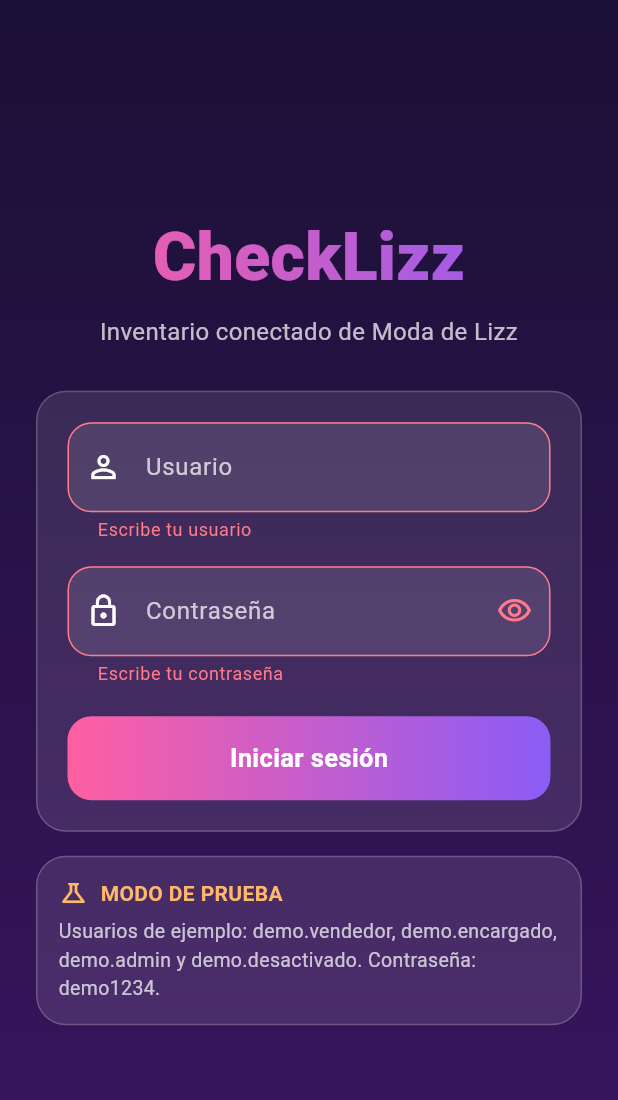
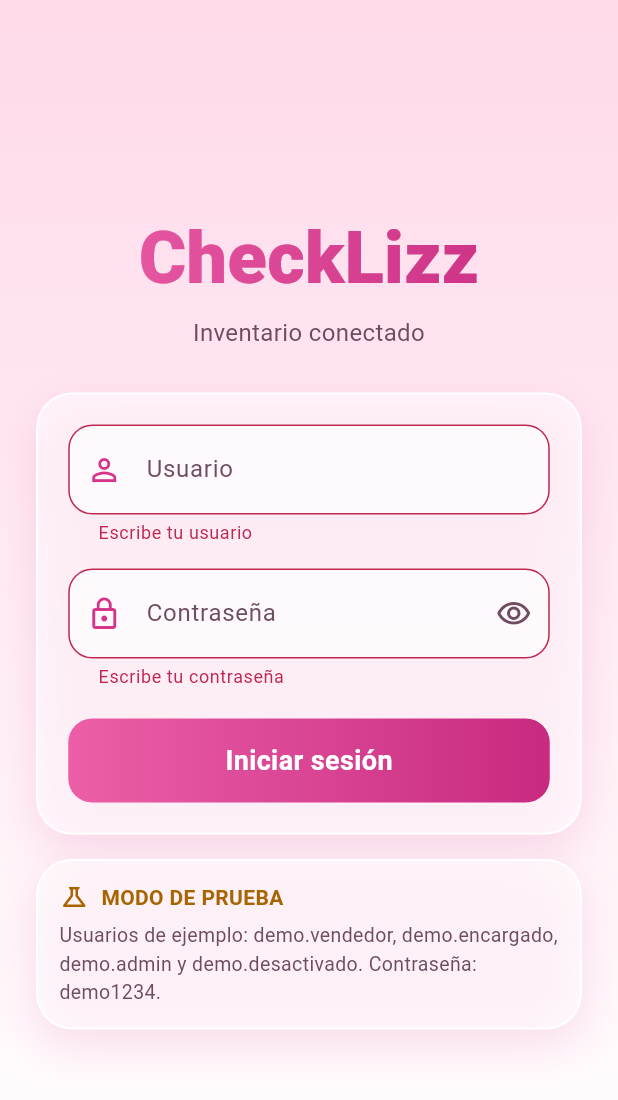
Before and after one commit to RocioCastillo25/ModaDeLiz, a Flutter app: the screen it shows after launch, after a tap on "Iniciar sesión", on a phone screen of 412 x 824 dp. Shown: the top 1100 px of the screen. Run offline on Flutter 3.47's test engine with Material 3 defaults, Android fonts, the phone set to English and light mode, and no system bars; our stand-ins replace connectivity_plus, dio, flutter_secure_storage, get_it.

Commit message:
feat(mobile): rediseñar la interfaz con glassmorphism rosa pastel y logo
- paleta y tema claro en rosa pastel y blanco, con vidrio translúcido y desenfoque
- logo de Moda D' Liz en la pantalla principal y en la pantalla de carga
- inicio de sesión solo con el nombre CheckLizz
- icono de la app con el logo, en Android e iPhone
- botón de cerrar sesión fijo al pie y encabezado que no se desborda en pantallas pequeñas

Co-Authored-By: Claude Sonnet 5.5 <noreply@anthropic.com>

```diff
--- a/mobile/lib/app.dart
+++ b/mobile/lib/app.dart
@@ -9,6 +9,7 @@ import 'features/auth/login_view_model.dart';
 import 'features/auth/session_view_model.dart';
 import 'features/home/home_view.dart';
 import 'features/home/home_view_model.dart';
+import 'shared/brand_logo.dart';
 import 'shared/gradient_background.dart';
 
 /// Aplicación CheckLizz. Recibe sus ViewModels ya construidos (inyección por
@@ -32,7 +33,7 @@ class CheckLizzApp extends StatelessWidget {
     return MaterialApp(
       title: 'CheckLizz',
       debugShowCheckedModeBanner: false,
-      theme: AppTheme.dark,
+      theme: AppTheme.light,
       home: SessionGate(
         session: session,
         login: login,
@@ -117,16 +118,9 @@ class _SplashView extends StatelessWidget {
           child: Column(
             mainAxisSize: MainAxisSize.min,
             children: [
-              Text(
-                'CheckLizz',
-                style: TextStyle(
-                  fontSize: 40,
-                  fontWeight: FontWeight.w800,
-                  color: AppColors.pink,
-                ),
-              ),
+              BrandLogo(height: 130),
               SizedBox(height: 24),
-              CircularProgressIndicator(color: AppColors.violet),
+              CircularProgressIndicator(color: AppColors.pink),
             ],
           ),
         ),
--- a/mobile/lib/core/theme/app_colors.dart
+++ b/mobile/lib/core/theme/app_colors.dart
@@ -1,35 +1,41 @@
 import 'package:flutter/painting.dart';
 
-/// Paleta de CheckLizz (sección 12 de `docs/project-context.md`).
+/// Paleta de CheckLizz: glassmorphism en rosa pastel y blanco, tomada del
+/// logo de Moda D' Liz (sección 12 de `docs/project-context.md`).
 /// Es la única fuente de colores: las pantallas no definen colores sueltos.
 class AppColors {
   const AppColors._();
 
-  // Fondo con degradado.
-  static const Color backgroundStart = Color(0xFF1B1035);
-  static const Color backgroundEnd = Color(0xFF3A1561);
+  // Fondo con degradado: rosa pastel arriba, blanco abajo.
+  static const Color backgroundStart = Color(0xFFFFD9EA);
+  static const Color backgroundEnd = Color(0xFFFFFFFF);
 
   // Acentos.
-  static const Color pink = Color(0xFFFF5FA2);
-  static const Color violet = Color(0xFF8B5CF6);
-  static const Color cyan = Color(0xFF38D6E8);
-  static const Color amber = Color(0xFFFFB86B);
+  static const Color pink = Color(0xFFD6338A); // rosa fuerte del logo
+  static const Color pinkSoft = Color(0xFFF9A8D4); // rosa pastel
+  static const Color violet = Color(0xFF7C5CE0); // foco y detalles
+  static const Color cyan = Color(0xFF0E8FA3); // información
+  static const Color amber = Color(0xFFA86400); // avisos
 
-  // Superficies de vidrio: blanco con transparencia, borde sutil.
-  static const Color glass = Color(0x1AFFFFFF); // 10 %
-  static const Color glassBorder = Color(0x33FFFFFF); // 20 %
+  // Superficies de vidrio: blanco translúcido, borde claro y sombra rosada.
+  static const Color glass = Color(0x99FFFFFF); // 60 %
+  static const Color glassBorder = Color(0xE6FFFFFF); // 90 %
+  static const Color glassShadow = Color(0x26D6338A);
+  static const Color fieldFill = Color(0xB3FFFFFF);
+  static const Color fieldBorder = Color(0xFFE9B3D0);
 
-  // Texto.
-  static const Color textPrimary = Color(0xFFFFFFFF);
-  static const Color textSecondary = Color(0xB8FFFFFF); // 72 %
+  // Texto: ciruela oscuro sobre fondos claros (buen contraste).
+  static const Color textPrimary = Color(0xFF3A1030);
+  static const Color textSecondary = Color(0xFF6E4C62);
+  static const Color onPrimary = Color(0xFFFFFFFF);
 
   // Estados.
-  static const Color danger = Color(0xFFFF7A8A);
-  static const Color disabled = Color(0x33FFFFFF);
+  static const Color danger = Color(0xFFC0264F);
+  static const Color disabled = Color(0xFFEAD7E2);
 
-  /// Degradado del botón principal: rosa a violeta.
+  /// Degradado del botón principal: rosa a rosa fuerte.
   static const LinearGradient primaryGradient = LinearGradient(
-    colors: [pink, violet],
+    colors: [Color(0xFFEC5FA8), Color(0xFFC72A7F)],
     begin: Alignment.centerLeft,
     end: Alignment.centerRight,
   );
--- a/mobile/lib/core/theme/app_theme.dart
+++ b/mobile/lib/core/theme/app_theme.dart
@@ -2,45 +2,48 @@ import 'package:flutter/material.dart';
 
 import 'app_colors.dart';
 
-/// Tema central de CheckLizz: oscuro, con acentos rosa y violeta.
+/// Tema central de CheckLizz: claro, rosa pastel y blanco, con vidrio discreto.
 class AppTheme {
   const AppTheme._();
 
-  static ThemeData get dark {
-    const scheme = ColorScheme.dark(
-      primary: AppColors.violet,
-      secondary: AppColors.pink,
-      tertiary: AppColors.cyan,
-      surface: AppColors.backgroundStart,
+  static ThemeData get light {
+    const scheme = ColorScheme.light(
+      primary: AppColors.pink,
+      secondary: AppColors.pinkSoft,
+      tertiary: AppColors.violet,
+      surface: AppColors.backgroundEnd,
       onSurface: AppColors.textPrimary,
+      onPrimary: AppColors.onPrimary,
       error: AppColors.danger,
     );
 
     final inputBorder = OutlineInputBorder(
       borderRadius: BorderRadius.circular(16),
-      borderSide: const BorderSide(color: AppColors.glassBorder),
+      borderSide: const BorderSide(color: AppColors.fieldBorder),
     );
 
     return ThemeData(
       useMaterial3: true,
       colorScheme: scheme,
-      scaffoldBackgroundColor: AppColors.backgroundStart,
+      scaffoldBackgroundColor: AppColors.backgroundEnd,
       // Tipografía sans-serif del sistema, sin descargar fuentes.
-      textTheme: Typography.whiteMountainView.apply(
+      textTheme: Typography.blackMountainView.apply(
         bodyColor: AppColors.textPrimary,
         displayColor: AppColors.textPrimary,
       ),
       inputDecorationTheme: InputDecorationTheme(
         filled: true,
-        fillColor: AppColors.glass,
+        fillColor: AppColors.fieldFill,
         labelStyle: const TextStyle(color: AppColors.textSecondary),
+        prefixIconColor: AppColors.pink,
+        suffixIconColor: AppColors.textSecondary,
         contentPadding: const EdgeInsets.symmetric(horizontal: 16, vertical: 18),
         border: inputBorder,
         enabledBorder: inputBorder,
         // Foco bien visible.
         focusedBorder: OutlineInputBorder(
           borderRadius: BorderRadius.circular(16),
-          borderSide: const BorderSide(color: AppColors.cyan, width: 2),
+          borderSide: const BorderSide(color: AppColors.violet, width: 2),
         ),
         errorBorder: OutlineInputBorder(
           borderRadius: BorderRadius.circular(16),
@@ -55,22 +58,23 @@ class AppTheme {
       outlinedButtonTheme: OutlinedButtonThemeData(
         style: OutlinedButton.styleFrom(
           minimumSize: const Size.fromHeight(56),
-          foregroundColor: AppColors.textPrimary,
-          side: const BorderSide(color: AppColors.glassBorder),
+          foregroundColor: AppColors.pink,
+          backgroundColor: AppColors.glass,
+          side: const BorderSide(color: AppColors.pink, width: 1.5),
           shape: RoundedRectangleBorder(borderRadius: BorderRadius.circular(16)),
-          textStyle: const TextStyle(fontSize: 16, fontWeight: FontWeight.w600),
+          textStyle: const TextStyle(fontSize: 16, fontWeight: FontWeight.w700),
         ),
       ),
       textButtonTheme: TextButtonThemeData(
         style: TextButton.styleFrom(
           minimumSize: const Size(48, 48),
-          foregroundColor: AppColors.cyan,
+          foregroundColor: AppColors.pink,
         ),
       ),
       snackBarTheme: const SnackBarThemeData(
         behavior: SnackBarBehavior.floating,
-        backgroundColor: AppColors.backgroundEnd,
-        contentTextStyle: TextStyle(color: AppColors.textPrimary),
+        backgroundColor: AppColors.textPrimary,
+        contentTextStyle: TextStyle(color: AppColors.onPrimary),
       ),
     );
   }
--- a/mobile/lib/features/auth/admin_notice_view.dart
+++ b/mobile/lib/features/auth/admin_notice_view.dart
@@ -29,7 +29,7 @@ class AdminNoticeView extends StatelessWidget {
                       const Icon(
                         Icons.laptop_chromebook,
                         size: 48,
-                        color: AppColors.cyan,
+                        color: AppColors.pink,
                       ),
                       const SizedBox(height: 16),
                       const Text(
--- a/mobile/lib/features/auth/login_view.dart
+++ b/mobile/lib/features/auth/login_view.dart
@@ -102,15 +102,15 @@ class _LoginViewState extends State<LoginView> {
             'CheckLizz',
             textAlign: TextAlign.center,
             style: TextStyle(
-              fontSize: 44,
+              fontSize: 48,
               fontWeight: FontWeight.w800,
-              color: AppColors.textPrimary,
+              color: AppColors.onPrimary,
             ),
           ),
         ),
-        const SizedBox(height: 6),
+        const SizedBox(height: 4),
         const Text(
-          'Inventario conectado de Moda de Lizz',
+          'Inventario conectado',
           textAlign: TextAlign.center,
           style: TextStyle(color: AppColors.textSecondary, fontSize: 16),
         ),
--- a/mobile/lib/features/home/home_view.dart
+++ b/mobile/lib/features/home/home_view.dart
@@ -1,6 +1,7 @@
 import 'package:flutter/material.dart';
 
 import '../../core/theme/app_colors.dart';
+import '../../shared/brand_logo.dart';
 import '../../shared/glass_card.dart';
 import '../../shared/gradient_background.dart';
 import 'home_view_model.dart';
@@ -88,13 +89,29 @@ class _HomeViewState extends State<HomeView> {
     return ListView(
       padding: const EdgeInsets.fromLTRB(24, 24, 24, 8),
       children: [
-        const Text(
+        const Row(
+          children: [
+            GlassCard(
+              padding: EdgeInsets.symmetric(horizontal: 10, vertical: 6),
+              child: BrandLogo(height: 44),
+            ),
+            SizedBox(width: 12),
+            // Se reduce solo si no cabe, para no cortarse en pantallas pequeñas.
+            Expanded(
+              child: FittedBox(
+                fit: BoxFit.scaleDown,
+                alignment: Alignment.centerLeft,
+                child: Text(
                   'CheckLizz',
                   style: TextStyle(
                     fontSize: 28,
                     fontWeight: FontWeight.w800,
                     color: AppColors.pink,
                   ),
+                ),
+              ),
+            ),
+          ],
         ),
         const SizedBox(height: 16),
         GlassCard(
@@ -153,7 +170,7 @@ class _InfoRow extends StatelessWidget {
       excludeSemantics: true,
       child: Row(
         children: [
-          Icon(icon, color: AppColors.cyan),
+          Icon(icon, color: AppColors.pink),
           const SizedBox(width: 12),
           Text(
             '$label: ',
--- /dev/null
+++ b/mobile/lib/shared/brand_logo.dart
@@ -0,0 +1,18 @@
+import 'package:flutter/material.dart';
+
+/// Logo de Moda D' Liz (ropa y lencería).
+class BrandLogo extends StatelessWidget {
+  const BrandLogo({super.key, this.height = 140});
+
+  final double height;
+
+  @override
+  Widget build(BuildContext context) {
+    return Image.asset(
+      'assets/images/logo.png',
+      height: height,
+      fit: BoxFit.contain,
+      semanticLabel: "Moda D' Liz, ropa y lencería",
+    );
+  }
+}
--- a/mobile/lib/shared/glass_card.dart
+++ b/mobile/lib/shared/glass_card.dart
@@ -1,8 +1,11 @@
+import 'dart:ui';
+
 import 'package:flutter/material.dart';
 
 import '../core/theme/app_colors.dart';
 
-/// Tarjeta tipo vidrio: blanco translúcido, borde sutil y esquinas redondeadas.
+/// Tarjeta tipo vidrio (glassmorphism discreto): blanco translúcido con
+/// desenfoque suave, borde claro, esquinas redondeadas y sombra rosada.
 class GlassCard extends StatelessWidget {
   const GlassCard({
     super.key,
@@ -15,14 +18,33 @@ class GlassCard extends StatelessWidget {
 
   @override
   Widget build(BuildContext context) {
-    return Container(
-      padding: padding,
+    final radius = BorderRadius.circular(24);
+    return DecoratedBox(
       decoration: BoxDecoration(
-        color: AppColors.glass,
-        borderRadius: BorderRadius.circular(20),
-        border: Border.all(color: AppColors.glassBorder),
+        borderRadius: radius,
+        boxShadow: const [
+          BoxShadow(
+            color: AppColors.glassShadow,
+            blurRadius: 24,
+            offset: Offset(0, 10),
+          ),
+        ],
       ),
-      child: child,
+      child: ClipRRect(
+        borderRadius: radius,
+        child: BackdropFilter(
+          filter: ImageFilter.blur(sigmaX: 14, sigmaY: 14),
+          child: Container(
+            padding: padding,
+            decoration: BoxDecoration(
+              color: AppColors.glass,
+              borderRadius: radius,
+              border: Border.all(color: AppColors.glassBorder, width: 1.5),
+            ),
+            child: child,
+          ),
+        ),
+      ),
     );
   }
 }
--- a/mobile/lib/shared/gradient_background.dart
+++ b/mobile/lib/shared/gradient_background.dart
@@ -1,8 +1,10 @@
 import 'package:flutter/material.dart';
+import 'package:flutter/services.dart';
 
 import '../core/theme/app_colors.dart';
 
-/// Fondo de pantalla con el degradado de CheckLizz.
+/// Fondo de pantalla con el degradado rosa pastel y blanco de CheckLizz.
+/// Usa iconos oscuros en la barra de estado para que se lean sobre el fondo claro.
 class GradientBackground extends StatelessWidget {
   const GradientBackground({super.key, required this.child});
 
@@ -10,9 +12,12 @@ class GradientBackground extends StatelessWidget {
 
   @override
   Widget build(BuildContext context) {
-    return DecoratedBox(
-      decoration: const BoxDecoration(gradient: AppColors.backgroundGradient),
-      child: SizedBox.expand(child: child),
+    return AnnotatedRegion<SystemUiOverlayStyle>(
+      value: SystemUiOverlayStyle.dark,
+      child: DecoratedBox(
+        decoration: const BoxDecoration(gradient: AppColors.backgroundGradient),
+        child: SizedBox.expand(child: child),
+      ),
     );
   }
 }
--- a/mobile/lib/shared/primary_button.dart
+++ b/mobile/lib/shared/primary_button.dart
@@ -44,8 +44,8 @@ class _PrimaryButtonState extends State<PrimaryButton> {
           color: enabled ? null : AppColors.disabled,
           borderRadius: radius,
           border: Border.all(
-            color: _focused ? AppColors.cyan : Colors.transparent,
-            width: 2,
+            color: _focused ? AppColors.violet : Colors.transparent,
+            width: 3,
           ),
         ),
         child: Material(
@@ -61,16 +61,16 @@ class _PrimaryButtonState extends State<PrimaryButton> {
                       height: 24,
                       child: CircularProgressIndicator(
                         strokeWidth: 3,
-                        color: AppColors.textPrimary,
+                        color: AppColors.onPrimary,
                       ),
                     )
                   : Text(
                       widget.label,
                       style: TextStyle(
-                        fontSize: 17,
+                        fontSize: 18,
                         fontWeight: FontWeight.w700,
                         color: enabled
-                            ? AppColors.textPrimary
+                            ? AppColors.onPrimary
                             : AppColors.textSecondary,
                       ),
                     ),
--- a/mobile/pubspec.yaml
+++ b/mobile/pubspec.yaml
@@ -61,6 +61,10 @@ flutter:
   # the material Icons class.
   uses-material-design: true
 
+  # Logo de Moda D' Liz.
+  assets:
+    - assets/images/logo.png
+
   # To add assets to your application, add an assets section, like this:
   # assets:
   #   - images/a_dot_burr.jpeg
```
Also changed, not shown: mobile/assets/images/logo.png (added), 20 other files. Lines whose indentation alone changed are shown as unchanged.
